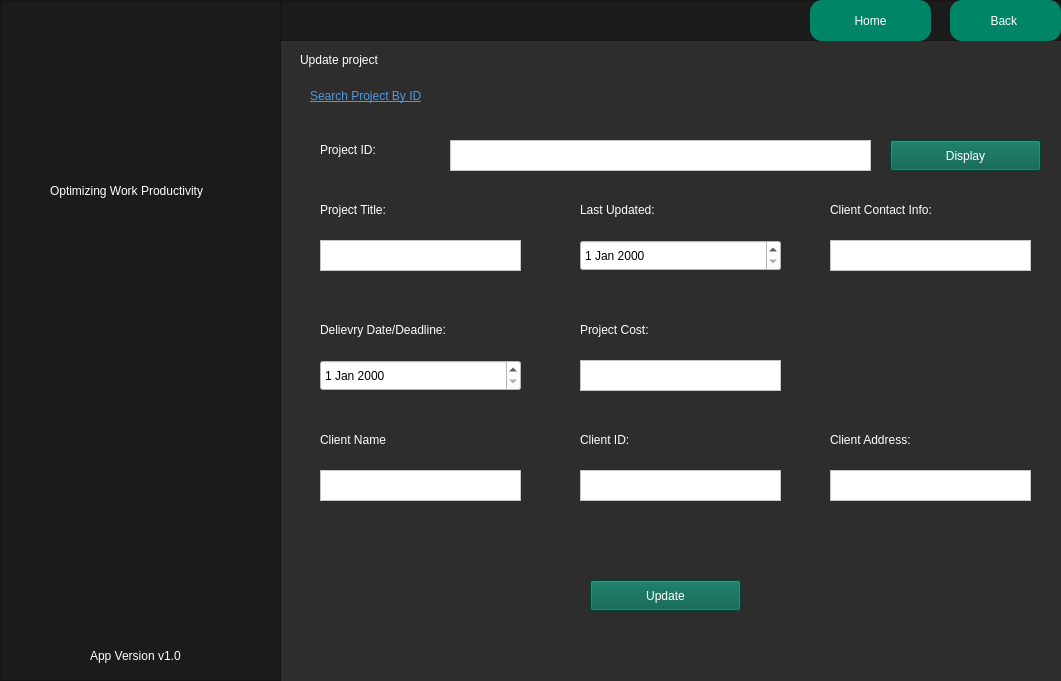
Maliksaad231224/QT-C-Software-House-Database-System, file qtPro/mainwindow.ui: the form before one commit.
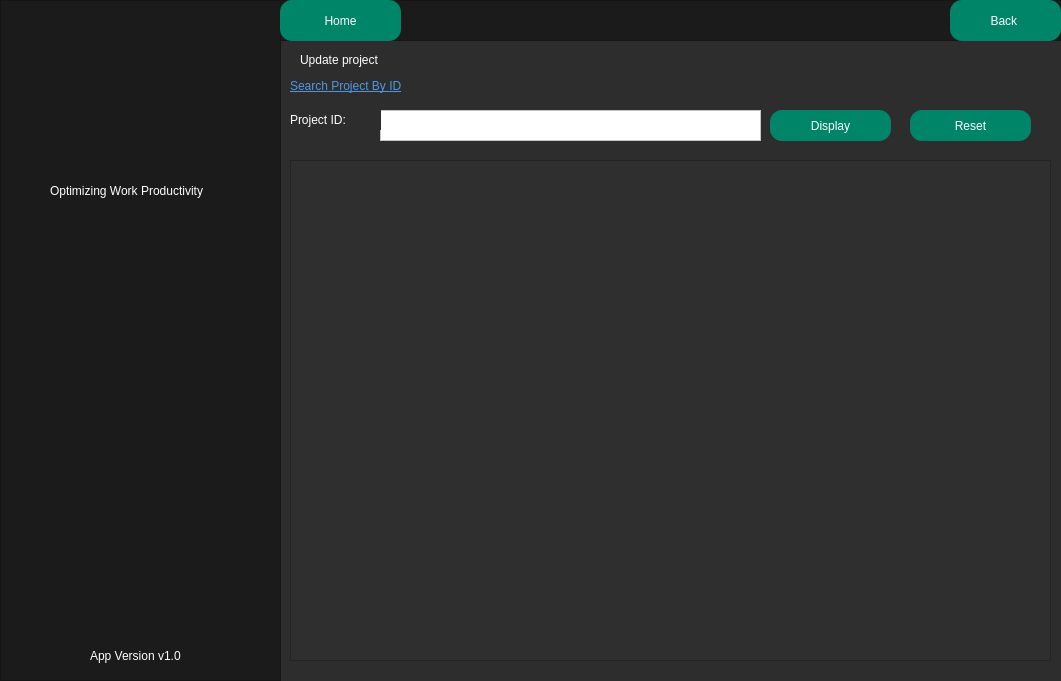
The form after the commit. The open tabs and pages were chosen to show the change. Icons and pictures are not drawn.

Commit message: All CRUD Views Complete

```diff
--- a/qtPro/mainwindow.ui
+++ b/qtPro/mainwindow.ui
@@ -4797,45 +4797,6 @@
        <string>Update Records</string>
       </property>
      </widget>
-     <widget class="QPushButton" name="pushButton_27">
-      <property name="geometry">
-       <rect>
-        <x>590</x>
-        <y>610</y>
-        <width>171</width>
-        <height>61</height>
-       </rect>
-      </property>
-      <property name="styleSheet">
-       <string notr="true">
-QPushButton {
-    /* Light Blue */
-
-	background-color: rgb(36, 36, 36);
-  /* Light gray text color */
-color: rgb(255, 255, 255);
-font: 11pt &quot;Arial&quot;;
-    border-radius: 18px;
-border:1px solid black;
-    padding: 5px;
-    
-    font-weight: bold;
-}
-
-QPushButton:hover {
-	background-color: rgb(63, 63, 63);
-	
-}
-
-QPushButton:pressed {
-   
-	background-color: rgb(65, 79, 72);
-}</string>
-      </property>
-      <property name="text">
-       <string>Delete Records</string>
-      </property>
-     </widget>
      <widget class="QPushButton" name="pushButton_25">
       <property name="geometry">
        <rect>
@@ -5979,64 +5940,6 @@
      </widget>
     </widget>
     <widget class="QWidget" name="UpdateProject">
-     <widget class="QDateEdit" name="upprojlast">
-      <property name="geometry">
-       <rect>
-        <x>580</x>
-        <y>240</y>
-        <width>201</width>
-        <height>31</height>
-       </rect>
-      </property>
-      <property name="styleSheet">
-       <string notr="true">color:black;
-background-color: rgb(255, 255, 255);</string>
-      </property>
-     </widget>
-     <widget class="QPlainTextEdit" name="upprojtitle">
-      <property name="geometry">
-       <rect>
-        <x>320</x>
-        <y>240</y>
-        <width>201</width>
-        <height>31</height>
-       </rect>
-      </property>
-      <property name="styleSheet">
-       <string notr="true">color:black;
-background-color: rgba(255,255,255,255);
-</string>
-      </property>
-     </widget>
-     <widget class="QDateEdit" name="upprojdeadline">
-      <property name="geometry">
-       <rect>
-        <x>320</x>
-        <y>360</y>
-        <width>201</width>
-        <height>31</height>
-       </rect>
-      </property>
-      <property name="styleSheet">
-       <string notr="true">color:black;
-background-color: rgb(255, 255, 255);</string>
-      </property>
-     </widget>
-     <widget class="QPlainTextEdit" name="upclientinfo">
-      <property name="geometry">
-       <rect>
-        <x>830</x>
-        <y>240</y>
-        <width>201</width>
-        <height>31</height>
-       </rect>
-      </property>
-      <property name="styleSheet">
-       <string notr="true">color:black;
-background-color: rgba(255,255,255,255);
-</string>
-      </property>
-     </widget>
      <widget class="QFrame" name="frame_29">
       <property name="geometry">
        <rect>
@@ -6108,24 +6011,6 @@
        </property>
       </widget>
      </widget>
-     <widget class="QPushButton" name="pushButton_26">
-      <property name="geometry">
-       <rect>
-        <x>590</x>
-        <y>580</y>
-        <width>151</width>
-        <height>31</height>
-       </rect>
-      </property>
-      <property name="styleSheet">
-       <string notr="true">color:white;
-background-color:rgba(0,92,73,255);
-font: 10pt &quot;Tahoma&quot;;</string>
-      </property>
-      <property name="text">
-       <string>Update</string>
-      </property>
-     </widget>
      <widget class="QLabel" name="label_105">
       <property name="geometry">
        <rect>
@@ -6142,23 +6027,6 @@
        <string>Update project</string>
       </property>
      </widget>
-     <widget class="QLabel" name="label_112">
-      <property name="geometry">
-       <rect>
-        <x>830</x>
-        <y>430</y>
-        <width>121</width>
-        <height>20</height>
-       </rect>
-      </property>
-      <property name="styleSheet">
-       <string notr="true">color:white;
-font: 10pt &quot;Tahoma&quot;;</string>
-      </property>
-      <property name="text">
-       <string>Client Address:</string>
-      </property>
-     </widget>
      <widget class="QPushButton" name="homebutton_7">
       <property name="geometry">
        <rect>
@@ -6177,60 +6045,11 @@
        <string>Back To Home</string>
       </property>
      </widget>
-     <widget class="QLabel" name="label_117">
-      <property name="geometry">
-       <rect>
-        <x>830</x>
-        <y>200</y>
-        <width>151</width>
-        <height>20</height>
-       </rect>
-      </property>
-      <property name="styleSheet">
-       <string notr="true">color:white;
-font: 10pt &quot;Tahoma&quot;;</string>
-      </property>
-      <property name="text">
-       <string>Client Contact Info:</string>
-      </property>
-     </widget>
-     <widget class="QPlainTextEdit" name="upprojclient">
-      <property name="geometry">
-       <rect>
-        <x>320</x>
-        <y>470</y>
-        <width>201</width>
-        <height>31</height>
-       </rect>
-      </property>
-      <property name="styleSheet">
-       <string notr="true">color:black;
-background-color: rgba(255,255,255,255);
-</string>
-      </property>
-     </widget>
-     <widget class="QLabel" name="label_115">
-      <property name="geometry">
-       <rect>
-        <x>580</x>
-        <y>430</y>
-        <width>101</width>
-        <height>20</height>
-       </rect>
-      </property>
-      <property name="styleSheet">
-       <string notr="true">color:white;
-font: 10pt &quot;Tahoma&quot;;</string>
-      </property>
-      <property name="text">
-       <string>Client ID:</string>
-      </property>
-     </widget>
      <widget class="QLabel" name="label_106">
       <property name="geometry">
        <rect>
-        <x>310</x>
-        <y>80</y>
+        <x>290</x>
+        <y>70</y>
         <width>221</width>
         <height>31</height>
        </rect>
@@ -6248,107 +6067,9 @@
      <widget class="QPlainTextEdit" name="upprojid">
       <property name="geometry">
        <rect>
-        <x>450</x>
-        <y>140</y>
-        <width>421</width>
-        <height>31</height>
-       </rect>
-      </property>
-      <property name="styleSheet">
-       <string notr="true">color:black;
-background-color: rgba(255,255,255,255);
-</string>
-      </property>
-     </widget>
-     <widget class="QLabel" name="label_116">
-      <property name="geometry">
-       <rect>
-        <x>580</x>
-        <y>320</y>
-        <width>101</width>
-        <height>20</height>
-       </rect>
-      </property>
-      <property name="styleSheet">
-       <string notr="true">color:white;
-font: 10pt &quot;Tahoma&quot;;</string>
-      </property>
-      <property name="text">
-       <string>Project Cost:</string>
-      </property>
-     </widget>
-     <widget class="QLabel" name="label_113">
-      <property name="geometry">
-       <rect>
-        <x>320</x>
-        <y>430</y>
-        <width>101</width>
-        <height>20</height>
-       </rect>
-      </property>
-      <property name="styleSheet">
-       <string notr="true">color:white;
-font: 10pt &quot;Tahoma&quot;;</string>
-      </property>
-      <property name="text">
-       <string>Client Name</string>
-      </property>
-     </widget>
-     <widget class="QLabel" name="label_111">
-      <property name="geometry">
-       <rect>
-        <x>580</x>
-        <y>200</y>
-        <width>111</width>
-        <height>20</height>
-       </rect>
-      </property>
-      <property name="styleSheet">
-       <string notr="true">color:white;
-font: 10pt &quot;Tahoma&quot;;</string>
-      </property>
-      <property name="text">
-       <string>Last Updated:</string>
-      </property>
-     </widget>
-     <widget class="QPlainTextEdit" name="upclientid">
-      <property name="geometry">
-       <rect>
-        <x>580</x>
-        <y>470</y>
-        <width>201</width>
-        <height>31</height>
-       </rect>
-      </property>
-      <property name="styleSheet">
-       <string notr="true">color:black;
-background-color: rgba(255,255,255,255);
-</string>
-      </property>
-     </widget>
-     <widget class="QLabel" name="label_114">
-      <property name="geometry">
-       <rect>
-        <x>320</x>
-        <y>200</y>
-        <width>101</width>
-        <height>20</height>
-       </rect>
-      </property>
-      <property name="styleSheet">
-       <string notr="true">color:white;
-font: 10pt &quot;Tahoma&quot;;</string>
-      </property>
-      <property name="text">
-       <string>Project Title:</string>
-      </property>
-     </widget>
-     <widget class="QPlainTextEdit" name="upprojcost">
-      <property name="geometry">
-       <rect>
-        <x>580</x>
-        <y>360</y>
-        <width>201</width>
+        <x>380</x>
+        <y>110</y>
+        <width>381</width>
         <height>31</height>
        </rect>
       </property>
@@ -6361,9 +6082,9 @@
      <widget class="QLabel" name="label_118">
       <property name="geometry">
        <rect>
-        <x>320</x>
-        <y>140</y>
-        <width>101</width>
+        <x>290</x>
+        <y>110</y>
+        <width>91</width>
         <height>20</height>
        </rect>
       </property>
@@ -6375,23 +6096,6 @@
        <string>Project ID:</string>
       </property>
      </widget>
-     <widget class="QLabel" name="label_104">
-      <property name="geometry">
-       <rect>
-        <x>320</x>
-        <y>320</y>
-        <width>181</width>
-        <height>20</height>
-       </rect>
-      </property>
-      <property name="styleSheet">
-       <string notr="true">color:white;
-font: 10pt &quot;Tahoma&quot;;</string>
-      </property>
-      <property name="text">
-       <string>Delievry Date/Deadline:</string>
-      </property>
-     </widget>
      <widget class="QFrame" name="frame_28">
       <property name="geometry">
        <rect>
@@ -6431,7 +6135,7 @@
       <widget class="QPushButton" name="homebutton_22">
        <property name="geometry">
         <rect>
-         <x>530</x>
+         <x>0</x>
          <y>0</y>
          <width>121</width>
          <height>41</height>
@@ -6447,39 +6151,91 @@
        </property>
       </widget>
      </widget>
-     <widget class="QPlainTextEdit" name="upclientaddress">
-      <property name="geometry">
-       <rect>
-        <x>830</x>
-        <y>470</y>
-        <width>201</width>
-        <height>31</height>
-       </rect>
-      </property>
-      <property name="styleSheet">
-       <string notr="true">color:black;
-background-color: rgba(255,255,255,255);
-</string>
-      </property>
-     </widget>
      <widget class="QPushButton" name="pushButton_34">
       <property name="geometry">
        <rect>
-        <x>890</x>
-        <y>140</y>
-        <width>151</width>
+        <x>770</x>
+        <y>110</y>
+        <width>121</width>
         <height>31</height>
        </rect>
       </property>
       <property name="styleSheet">
-       <string notr="true">color:white;
-background-color:rgba(0,92,73,255);
-font: 10pt &quot;Tahoma&quot;;</string>
+       <string notr="true">border-radius:12px;
+background-color:rgba(0,133,104,255);
+color:white;</string>
       </property>
       <property name="text">
        <string>Display</string>
       </property>
      </widget>
+     <widget class="QTableView" name="updatetableproject">
+      <property name="geometry">
+       <rect>
+        <x>290</x>
+        <y>160</y>
+        <width>761</width>
+        <height>501</height>
+       </rect>
+      </property>
+      <property name="styleSheet">
+       <string notr="true">QTableView {
+    font: 11pt &quot;Arial&quot;;
+    background-color: #2f2f2f; /* dark gray */
+    alternate-row-color: #3f3f3f; /* slightly lighter dark gray */
+}
+
+QTableView::item {
+    color: white; /* white text */
+    background-color: #2f2f2f; /* dark gray */
+    selection-color: white; /* white text on selection */
+    selection-background-color: #4f4f4f; /* slightly lighter dark gray on selection */
+}
+
+/* Common section styling */
+QHeaderView::section {
+    font: bold 11pt &quot;Arial&quot;; /* Ensure consistent font settings */
+    border: 1px solid #1b1b1b; /* Optional: to define the border */
+}
+
+/* Horizontal header styling */
+QHeaderView::section:horizontal {
+    color: white; /* white text */
+    background-color: #1b1b1b; /* black background */
+}
+
+/* Vertical header styling */
+QHeaderView::section:vertical {
+    color: white; /* white text */
+    background-color: #3b3b3b; /* different color for vertical header */
+}
+
+/* Corner button styling */
+QTableCornerButton::section {
+    color: white; /* white text */
+    background-color: #1b1b1b; /* black background */
+}
+</string>
+      </property>
+     </widget>
+     <widget class="QPushButton" name="pushButton_27">
+      <property name="geometry">
+       <rect>
+        <x>910</x>
+        <y>110</y>
+        <width>121</width>
+        <height>31</height>
+       </rect>
+      </property>
+      <property name="styleSheet">
+       <string notr="true">border-radius:12px;
+background-color:rgba(0,133,104,255);
+color:white;</string>
+      </property>
+      <property name="text">
+       <string>Reset</string>
+      </property>
+     </widget>
     </widget>
     <widget class="QWidget" name="RemoveProject">
      <widget class="QFrame" name="frame_31">
@@ -8433,6 +8189,73 @@
        <string>Display</string>
       </property>
      </widget>
+     <widget class="QPushButton" name="pushButton_26">
+      <property name="geometry">
+       <rect>
+        <x>942</x>
+        <y>90</y>
+        <width>111</width>
+        <height>31</height>
+       </rect>
+      </property>
+      <property name="styleSheet">
+       <string notr="true">border-radius:12px;
+background-color:rgba(0,133,104,255);
+color:white;</string>
+      </property>
+      <property name="text">
+       <string>Reset</string>
+      </property>
+     </widget>
+     <widget class="QTableView" name="updateamview">
+      <property name="geometry">
+       <rect>
+        <x>290</x>
+        <y>150</y>
+        <width>761</width>
+        <height>511</height>
+       </rect>
+      </property>
+      <property name="styleSheet">
+       <string notr="true">QTableView {
+    font: 11pt &quot;Arial&quot;;
+    background-color: #2f2f2f; /* dark gray */
+    alternate-row-color: #3f3f3f; /* slightly lighter dark gray */
+}
+
+QTableView::item {
+    color: white; /* white text */
+    background-color: #2f2f2f; /* dark gray */
+    selection-color: white; /* white text on selection */
+    selection-background-color: #4f4f4f; /* slightly lighter dark gray on selection */
+}
+
+/* Common section styling */
+QHeaderView::section {
+    font: bold 11pt &quot;Arial&quot;; /* Ensure consistent font settings */
+    border: 1px solid #1b1b1b; /* Optional: to define the border */
+}
+
+/* Horizontal header styling */
+QHeaderView::section:horizontal {
+    color: white; /* white text */
+    background-color: #1b1b1b; /* black background */
+}
+
+/* Vertical header styling */
+QHeaderView::section:vertical {
+    color: white; /* white text */
+    background-color: #3b3b3b; /* different color for vertical header */
+}
+
+/* Corner button styling */
+QTableCornerButton::section {
+    color: white; /* white text */
+    background-color: #1b1b1b; /* black background */
+}
+</string>
+      </property>
+     </widget>
     </widget>
     <widget class="QWidget" name="RemoveTeam">
      <widget class="QLabel" name="label_363">
```
Left out of the diff: 866 changed lines with no effect on the pictures. The commit also changes 8 other files.
